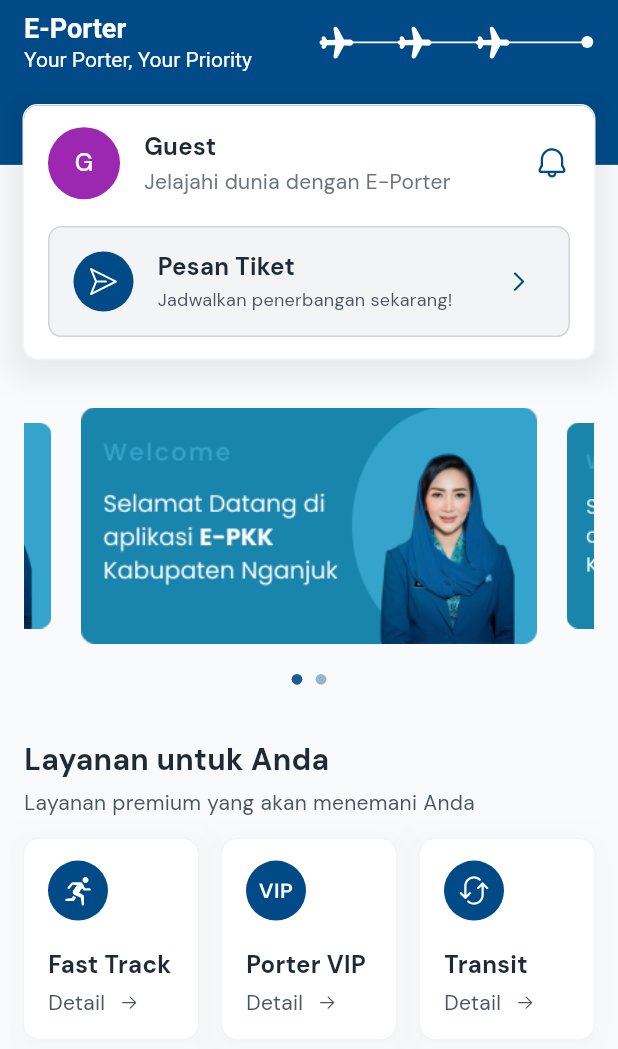
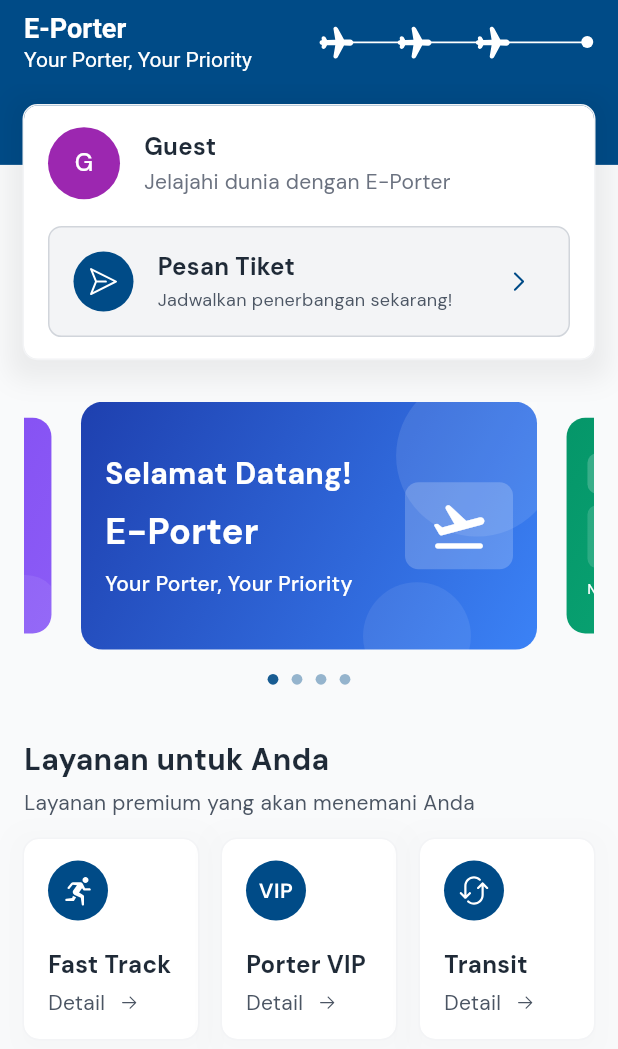
Before and after one commit to orangdeso/e_porter, a Flutter app: the HomeScreen screen opened directly, on a phone screen of 412 x 824 dp. Shown: the top 1049 px of the screen. Run offline on Flutter 3.47's test engine with Material 3 defaults, Android fonts, the phone set to English and light mode, and no system bars; drawn by our look-alikes of carousel_slider, zoom_tap_animation; our stand-ins replace barcode_widget, cloud_firestore, device_info_plus, dropdown_button2, file_picker, firebase_auth and 13 more; missing offline and left inert: dotted_dashed_line, mobile_scanner; accounts and stored records are empty.

Commit message:
Feat: done slicing banner

```diff
--- a/lib/presentation/controllers/transaction_controller.dart
+++ b/lib/presentation/controllers/transaction_controller.dart
@@ -28,8 +28,8 @@ class TransactionController extends GetxController {
     Map<String, dynamic>? porterServiceDetails,
     required Map<String, dynamic> userDetails,
     required int passenger,
-    required List<Map<String, dynamic>> passengerDetails, // Tambah parameter ini
-    required List<String> numberSeat, // Tambah parameter ini
+    required List<Map<String, dynamic>> passengerDetails,
+    required List<String> numberSeat,
   }) async {
     try {
       isLoading.value = true;
--- /dev/null
+++ b/lib/presentation/screens/home/component/banners/features_banner.dart
@@ -0,0 +1,116 @@
+import 'package:e_porter/_core/constants/typography.dart';
+import 'package:flutter/material.dart';
+import 'package:flutter_screenutil/flutter_screenutil.dart';
+
+class FeaturesBanner extends StatelessWidget {
+  const FeaturesBanner({super.key});
+
+  @override
+  Widget build(BuildContext context) {
+    return Container(
+      width: double.infinity,
+      height: 170.h,
+      decoration: BoxDecoration(
+        borderRadius: BorderRadius.circular(16.r),
+        gradient: LinearGradient(
+          begin: Alignment.topLeft,
+          end: Alignment.bottomRight,
+          colors: [
+            Color(0xFF059669), // Emerald 600
+            Color(0xFF10B981), // Emerald 500
+          ],
+        ),
+      ),
+      child: Stack(
+        children: [
+          Positioned(
+            right: 20.w,
+            top: -10.h,
+            child: Container(
+              width: 40.w,
+              height: 40.h,
+              decoration: BoxDecoration(
+                shape: BoxShape.circle,
+                color: Colors.white.withOpacity(0.15),
+              ),
+            ),
+          ),
+          Padding(
+            padding: EdgeInsets.symmetric(horizontal: 16.w, vertical: 16.h),
+            child: Column(
+              crossAxisAlignment: CrossAxisAlignment.start,
+              mainAxisAlignment: MainAxisAlignment.center,
+              children: [
+                Row(
+                  children: [
+                    Container(
+                      padding: EdgeInsets.symmetric(horizontal: 6.w, vertical: 6.h),
+                      decoration: BoxDecoration(
+                        color: Colors.white.withOpacity(0.2),
+                        borderRadius: BorderRadius.circular(8.r),
+                      ),
+                      child: Icon(
+                        Icons.star_rounded,
+                        color: Colors.white,
+                        size: 20.w,
+                      ),
+                    ),
+                    SizedBox(width: 12.w),
+                    TypographyStyles.body(
+                      'Fitur Unggulan',
+                      color: Colors.white,
+                    ),
+                  ],
+                ),
+                SizedBox(height: 10.h),
+                Row(
+                  children: [
+                    _buildFeatureItem('Fast Track', Icons.directions_run),
+                    SizedBox(width: 16.w),
+                    _buildFeatureItem('Porter VIP', Icons.verified_user),
+                    SizedBox(width: 16.w),
+                    _buildFeatureItem('Transit', Icons.sync_alt),
+                  ],
+                ),
+                SizedBox(height: 10.h),
+                TypographyStyles.tiny(
+                  'Nikmati layanan premium untuk perjalanan Anda',
+                  color: Colors.white,
+                  fontWeight: FontWeight.w500,
+                ),
+              ],
+            ),
+          ),
+        ],
+      ),
+    );
+  }
+
+  Widget _buildFeatureItem(String text, IconData icon) {
+    return Expanded(
+      child: Container(
+        padding: EdgeInsets.symmetric(vertical: 8.h, horizontal: 8.w),
+        decoration: BoxDecoration(
+          color: Colors.white.withOpacity(0.15),
+          borderRadius: BorderRadius.circular(8.r),
+        ),
+        child: Column(
+          children: [
+            Icon(
+              icon,
+              color: Colors.white,
+              size: 16.w,
+            ),
+            SizedBox(height: 4.h),
+            TypographyStyles.tiny(
+              text,
+              color: Colors.white,
+              fontWeight: FontWeight.w500,
+              textAlign: TextAlign.center,
+            ),
+          ],
+        ),
+      ),
+    );
+  }
+}
--- /dev/null
+++ b/lib/presentation/screens/home/component/banners/priority_banner.dart
@@ -0,0 +1,95 @@
+import 'package:e_porter/_core/constants/typography.dart';
+import 'package:flutter/material.dart';
+import 'package:flutter_screenutil/flutter_screenutil.dart';
+
+class PriorityBanner extends StatelessWidget {
+  const PriorityBanner({super.key});
+
+  @override
+  Widget build(BuildContext context) {
+    return Container(
+      width: double.infinity,
+      height: 160.h,
+      decoration: BoxDecoration(
+        borderRadius: BorderRadius.circular(16.r),
+        gradient: LinearGradient(
+          begin: Alignment.topLeft,
+          end: Alignment.bottomRight,
+          colors: [
+            Color(0xFF7C3AED),
+            Color(0xFF8B5CF6),
+          ],
+        ),
+      ),
+      child: Stack(
+        children: [
+          Positioned(
+            left: 20.w,
+            top: -20.h,
+            child: Container(
+              width: 80.w,
+              height: 80.h,
+              decoration: BoxDecoration(
+                shape: BoxShape.circle,
+                color: Colors.white.withOpacity(0.1),
+              ),
+            ),
+          ),
+          Positioned(
+            right: -10.w,
+            bottom: -10.h,
+            child: Container(
+              width: 60.w,
+              height: 60.h,
+              decoration: BoxDecoration(
+                shape: BoxShape.circle,
+                color: Colors.white.withOpacity(0.08),
+              ),
+            ),
+          ),
+          Padding(
+            padding: EdgeInsets.symmetric(horizontal: 16.w, vertical: 16.h),
+            child: Column(
+              crossAxisAlignment: CrossAxisAlignment.start,
+              mainAxisAlignment: MainAxisAlignment.center,
+              children: [
+                Row(
+                  children: [
+                    Icon(
+                      Icons.diamond_outlined,
+                      color: Colors.white,
+                      size: 16.w,
+                    ),
+                    SizedBox(width: 8.w),
+                    TypographyStyles.caption(
+                      'PREMIUM SERVICE',
+                      color: Colors.white,
+                    ),
+                  ],
+                ),
+                SizedBox(height: 10.h),
+                TypographyStyles.h6('Prioritas Anda, \nKepuasan Kami', color: Colors.white),
+                SizedBox(height: 8.h),
+                TypographyStyles.tiny(
+                  'Booking mudah, layanan cepat, perjalanan nyaman',
+                  color: Colors.white,
+                  fontWeight: FontWeight.w400,
+                ),
+                // SizedBox(height: 16.h),
+                // Container(
+                //   padding: EdgeInsets.symmetric(horizontal: 16.w, vertical: 8.h),
+                //   decoration: BoxDecoration(
+                //     color: Colors.white.withOpacity(0.2),
+                //     borderRadius: BorderRadius.circular(20.r),
+                //     border: Border.all(color: Colors.white.withOpacity(0.3), width: 1.w),
+                //   ),
+                //   child: TypographyStyles.tiny('Pesan Sekarang', color: Colors.white, fontWeight: FontWeight.w500),
+                // ),
+              ],
+            ),
+          ),
+        ],
+      ),
+    );
+  }
+}
--- /dev/null
+++ b/lib/presentation/screens/home/component/banners/service_banner.dart
@@ -0,0 +1,89 @@
+import 'package:e_porter/_core/constants/typography.dart';
+import 'package:flutter/material.dart';
+import 'package:flutter_screenutil/flutter_screenutil.dart';
+
+class ServiceBanner extends StatelessWidget {
+  const ServiceBanner({super.key});
+
+  @override
+  Widget build(BuildContext context) {
+    return Container(
+      width: double.infinity,
+      height: 170.h,
+      decoration: BoxDecoration(
+        borderRadius: BorderRadius.circular(16.r),
+        gradient: LinearGradient(
+          begin: Alignment.topLeft,
+          end: Alignment.bottomRight,
+          colors: [
+            Color(0xFFEA580C),
+            Color(0xFFF97316),
+          ],
+        ),
+      ),
+      child: Stack(
+        children: [
+          Positioned(
+            right: -40.w,
+            top: -20.h,
+            child: Transform.rotate(
+              angle: 0.3,
+              child: Container(
+                width: 100.w,
+                height: 100.h,
+                decoration: BoxDecoration(
+                  borderRadius: BorderRadius.circular(16.r),
+                  color: Colors.white.withOpacity(0.1),
+                ),
+              ),
+            ),
+          ),
+          Padding(
+            padding: EdgeInsets.symmetric(horizontal: 16.w, vertical: 16.h),
+            child: Row(
+              children: [
+                Expanded(
+                  child: Column(
+                    crossAxisAlignment: CrossAxisAlignment.start,
+                    mainAxisAlignment: MainAxisAlignment.center,
+                    children: [
+                      Container(
+                        padding: EdgeInsets.symmetric(horizontal: 12.w, vertical: 6.h),
+                        decoration: BoxDecoration(
+                          color: Colors.white.withOpacity(0.2),
+                          borderRadius: BorderRadius.circular(20.r),
+                        ),
+                        child: TypographyStyles.caption('E-Porter', color: Colors.white),
+                      ),
+                      SizedBox(height: 6.h),
+                      TypographyStyles.h6('Layanan Porter\nProfessional', color: Colors.white),
+                      SizedBox(height: 8.h),
+                      TypographyStyles.tiny(
+                        'Nikmati kemudahan perjalanan dengan bantuan porter terpercaya',
+                        color: Colors.white,
+                        fontWeight: FontWeight.w400,
+                      ),
+                    ],
+                  ),
+                ),
+                Container(
+                  width: 60.w,
+                  height: 60.h,
+                  decoration: BoxDecoration(
+                    color: Colors.white.withOpacity(0.2),
+                    borderRadius: BorderRadius.circular(30.r),
+                  ),
+                  child: Icon(
+                    Icons.support_agent_rounded,
+                    size: 30.w,
+                    color: Colors.white,
+                  ),
+                ),
+              ],
+            ),
+          ),
+        ],
+      ),
+    );
+  }
+}
--- /dev/null
+++ b/lib/presentation/screens/home/component/banners/welcome_banner.dart
@@ -0,0 +1,91 @@
+import 'package:e_porter/_core/constants/typography.dart';
+import 'package:flutter/material.dart';
+import 'package:flutter_screenutil/flutter_screenutil.dart';
+
+class WelcomeBanner extends StatelessWidget {
+  const WelcomeBanner({super.key});
+
+  @override
+  Widget build(BuildContext context) {
+    return Container(
+      width: double.infinity,
+      height: 170.h,
+      decoration: BoxDecoration(
+        borderRadius: BorderRadius.circular(16.r),
+        gradient: LinearGradient(
+          begin: Alignment.topLeft,
+          end: Alignment.bottomRight,
+          colors: [
+            Color(0xFF1E40AF),
+            Color(0xFF3B82F6),
+          ],
+        ),
+      ),
+      child: Stack(
+        children: [
+          Positioned(
+            right: -20.w,
+            top: -20.h,
+            child: Container(
+              width: 120.w,
+              height: 120.h,
+              decoration: BoxDecoration(
+                shape: BoxShape.circle,
+                color: Colors.white.withOpacity(0.1),
+              ),
+            ),
+          ),
+          Positioned(
+            right: 40.w,
+            bottom: -30.h,
+            child: Container(
+              width: 80.w,
+              height: 80.h,
+              decoration: BoxDecoration(
+                shape: BoxShape.circle,
+                color: Colors.white.withOpacity(0.08),
+              ),
+            ),
+          ),
+          Padding(
+            padding: EdgeInsets.symmetric(horizontal: 16.w, vertical: 16.h),
+            child: Row(
+              children: [
+                Expanded(
+                  flex: 2,
+                  child: Column(
+                    crossAxisAlignment: CrossAxisAlignment.start,
+                    mainAxisAlignment: MainAxisAlignment.center,
+                    children: [
+                      TypographyStyles.h6('Selamat Datang!', color: Colors.white),
+                      SizedBox(height: 8.h),
+                      TypographyStyles.h5('E-Porter', color: Colors.white),
+                      SizedBox(height: 8.h),
+                      TypographyStyles.caption(
+                        'Your Porter, Your Priority',
+                        fontWeight: FontWeight.w500,
+                        color: Colors.white,
+                      ),
+                    ],
+                  ),
+                ),
+                Container(
+                  padding: EdgeInsets.symmetric(horizontal: 16.w, vertical: 10.h),
+                  decoration: BoxDecoration(
+                    color: Colors.white.withOpacity(0.2),
+                    borderRadius: BorderRadius.circular(10.r),
+                  ),
+                  child: Icon(
+                    Icons.flight_takeoff_rounded,
+                    size: 40.w,
+                    color: Colors.white,
+                  ),
+                ),
+              ],
+            ),
+          ),
+        ],
+      ),
+    );
+  }
+}
--- a/lib/presentation/screens/home/pages/booking_tickets_screen.dart
+++ b/lib/presentation/screens/home/pages/booking_tickets_screen.dart
@@ -1,5 +1,4 @@
 import 'dart:developer';
-
 import 'package:e_porter/_core/component/appbar/appbar_component.dart';
 import 'package:e_porter/_core/component/button/button_fill.dart';
 import 'package:e_porter/_core/component/card/custome_shadow_cotainner.dart';
--- a/lib/presentation/screens/home/pages/home_screen.dart
+++ b/lib/presentation/screens/home/pages/home_screen.dart
@@ -1,5 +1,4 @@
 // ignore_for_file: deprecated_member_use
-
 import 'package:e_porter/_core/component/appbar/appbar_component.dart';
 import 'package:e_porter/_core/component/button/button_list_tile.dart';
 import 'package:e_porter/_core/component/card/custome_shadow_cotainner.dart';
@@ -10,6 +9,10 @@ import 'package:e_porter/_core/constants/typography.dart';
 import 'package:e_porter/_core/service/preferences_service.dart';
 import 'package:e_porter/presentation/controllers/porter_queue_controller.dart';
 import 'package:e_porter/presentation/controllers/statistic_controller.dart';
+import 'package:e_porter/presentation/screens/home/component/banners/features_banner.dart';
+import 'package:e_porter/presentation/screens/home/component/banners/priority_banner.dart';
+import 'package:e_porter/presentation/screens/home/component/banners/service_banner.dart';
+import 'package:e_porter/presentation/screens/home/component/banners/welcome_banner.dart';
 import 'package:e_porter/presentation/screens/home/component/card_service_porter.dart';
 import 'package:e_porter/presentation/screens/home/component/date_setting.dart';
 import 'package:e_porter/presentation/screens/home/component/profile_avatar.dart';
@@ -22,7 +25,6 @@ import 'package:flutter_svg/flutter_svg.dart';
 import 'package:get/get.dart';
 import 'package:intl/intl.dart';
 import 'package:zoom_tap_animation/zoom_tap_animation.dart';
-
 import '../../../../_core/utils/snackbar/snackbar_helper.dart';
 import '../../../../domain/models/user_entity.dart';
 
@@ -44,16 +46,10 @@ class _HomeScreenState extends State<HomeScreen> {
   final _statisticController = Get.find<StatisticController>();
 
   final List<Widget> imageList = [
-    Container(
-      child: Image.asset(
-        'assets/images/banner.png',
-      ),
-    ),
-    Container(
-      child: Image.asset(
-        'assets/images/banner.png',
-      ),
-    )
+    const WelcomeBanner(),
+    const FeaturesBanner(),
+    const ServiceBanner(),
+    const PriorityBanner(),
   ];
 
   @override
@@ -253,7 +249,7 @@ class _HomeScreenState extends State<HomeScreen> {
                                     ],
                                   ),
                                 ),
-                                SvgPicture.asset('assets/icons/ic_notification.svg'),
+                                // SvgPicture.asset('assets/icons/ic_notification.svg'),
                               ],
                             ),
                             SizedBox(height: 20.h),
--- a/lib/presentation/screens/profile/pages/information_users_screen.dart
+++ b/lib/presentation/screens/profile/pages/information_users_screen.dart
@@ -58,14 +58,14 @@ class _InformationUsersScreenState extends State<InformationUsersScreen> {
           ),
         );
       }),
-      bottomNavigationBar: CustomeShadowCotainner(
-        child: ButtonOutline(
-          text: 'Hapus Akun',
-          textColor: RedColors.red600,
-          borderColor: RedColors.red600,
-          onTap: () {},
-        ),
-      ),
+      // bottomNavigationBar: CustomeShadowCotainner(
+      //   child: ButtonOutline(
+      //     text: 'Hapus Akun',
+      //     textColor: RedColors.red600,
+      //     borderColor: RedColors.red600,
+      //     onTap: () {},
+      //   ),
+      // ),
     );
   }
 
```
Also changed, not shown: lib/presentation/screens/home/component/banner.dart (deleted).
